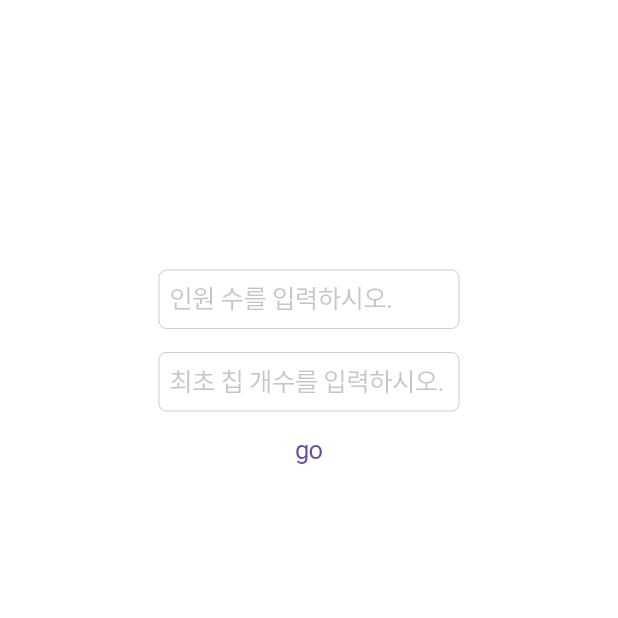
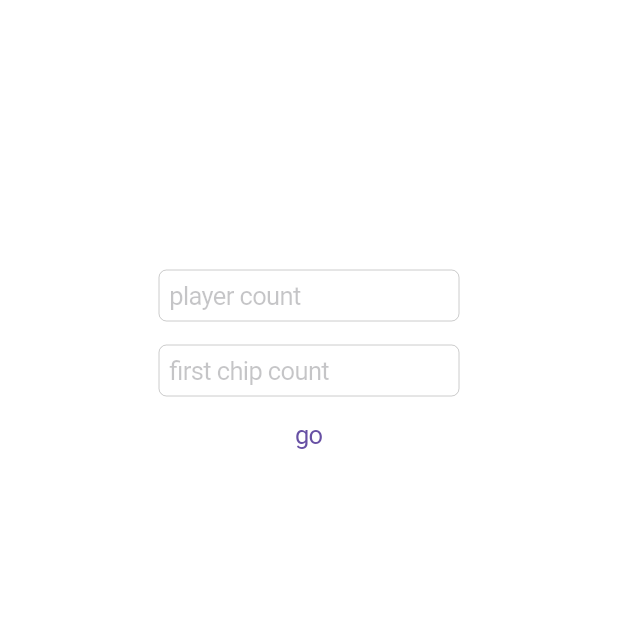
Before and after one commit to iszero12/bet_chip, a Flutter app: the screen it shows after launch, on a phone screen of 412 x 824 dp, the top half of it. Run offline on Flutter 3.47's test engine with Material 3 defaults, Android fonts, the phone set to English and light mode, and no system bars; our stand-ins replace go_router.

Commit message:
feat :: text transform english and edit view

```diff
--- a/lib/ui/FirstView.dart
+++ b/lib/ui/FirstView.dart
@@ -36,14 +36,14 @@ class _FirstViewState extends State<FirstView> {
       try {
         playerCount = int.parse(playerCountController.text);
       } on FormatException {
-        errorText = "올바른 수를 입력해주세요";
+        errorText = "Enter the correct number";
         isRightPlayerCount = false;
       }
 
       try {
         firstChipCount = int.parse(firstChipCountController.text);
       } on FormatException {
-        errorText = "올바른 수를 입력해주세요";
+        errorText = "Enter the correct number";
         isRightFirstChipCount = false;
       }
 
@@ -79,8 +79,7 @@ class _FirstViewState extends State<FirstView> {
                 controller: playerCountController,
                 keyboardType: TextInputType.number,
                 maxLines: 1,
-                maxLength: 1,
-                placeholder: "인원 수를 입력하시오.",
+                placeholder: "player count",
               ),
             ),
             const Padding(padding: EdgeInsets.all(8)),
@@ -93,8 +92,7 @@ class _FirstViewState extends State<FirstView> {
                 controller: firstChipCountController,
                 keyboardType: TextInputType.number,
                 maxLines: 1,
-                maxLength: 2,
-                placeholder: "최초 칩 개수를 입력하시오.",
+                placeholder: "first chip count",
               ),
             ),
             CupertinoButton(
```
Also changed, not shown: lib/ui/SecondView.dart (+64 -19 lines).
